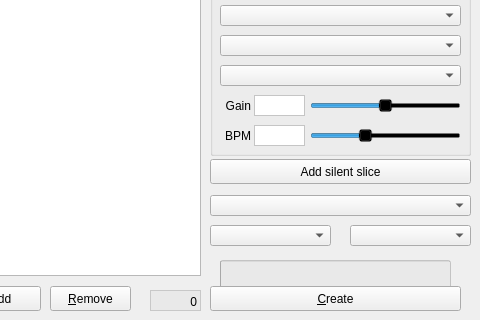
Old version of the form tabmainwidget.ui in the repository KaiDrange/OctaChainer; both pictures show x 230 to 710 and y 135 to 455 of the 710 by 455 pixel window.
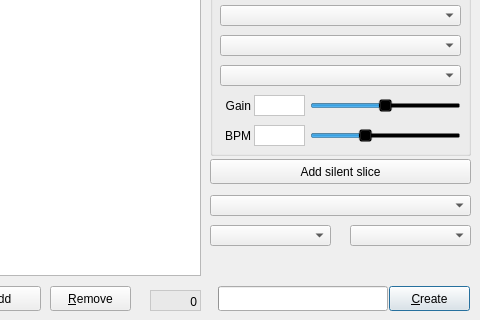
New version of the form.

Commit message:
Improve Create button layout
The button is now 'active', making it stand out more. It's also smaller
and always in the same place across all tabs.

```diff
--- a/tabmainwidget.ui
+++ b/tabmainwidget.ui
@@ -32,21 +32,21 @@
   <widget class="QProgressBar" name="progressBar">
    <property name="geometry">
     <rect>
-     <x>450</x>
-     <y>395</y>
-     <width>231</width>
-     <height>31</height>
+     <x>448</x>
+     <y>421</y>
+     <width>170</width>
+     <height>25</height>
     </rect>
    </property>
-   <property name="styleSheet">
-    <string notr="true">background-color: rgba(230, 230, 230, 150);</string>
-   </property>
-   <property name="value">
-    <number>0</number>
+   <property name="alignment">
+    <set>Qt::AlignBottom|Qt::AlignLeading|Qt::AlignLeft</set>
    </property>
    <property name="textVisible">
     <bool>false</bool>
    </property>
+   <property name="orientation">
+    <enum>Qt::Horizontal</enum>
+   </property>
   </widget>
   <widget class="QGroupBox" name="groupBox_3">
    <property name="geometry">
@@ -423,21 +423,21 @@
   <widget class="QPushButton" name="btnCreate">
    <property name="geometry">
     <rect>
-     <x>440</x>
+     <x>619</x>
      <y>421</y>
-     <width>251</width>
+     <width>81</width>
      <height>25</height>
     </rect>
    </property>
-   <property name="styleSheet">
-    <string notr="true"/>
-   </property>
    <property name="text">
     <string>&amp;Create</string>
    </property>
    <property name="shortcut">
     <string>Meta+C</string>
    </property>
+   <property name="default">
+    <bool>true</bool>
+   </property>
   </widget>
   <widget class="QComboBox" name="dropNormalize">
    <property name="geometry">
```
The commit also changes 3 other files.
